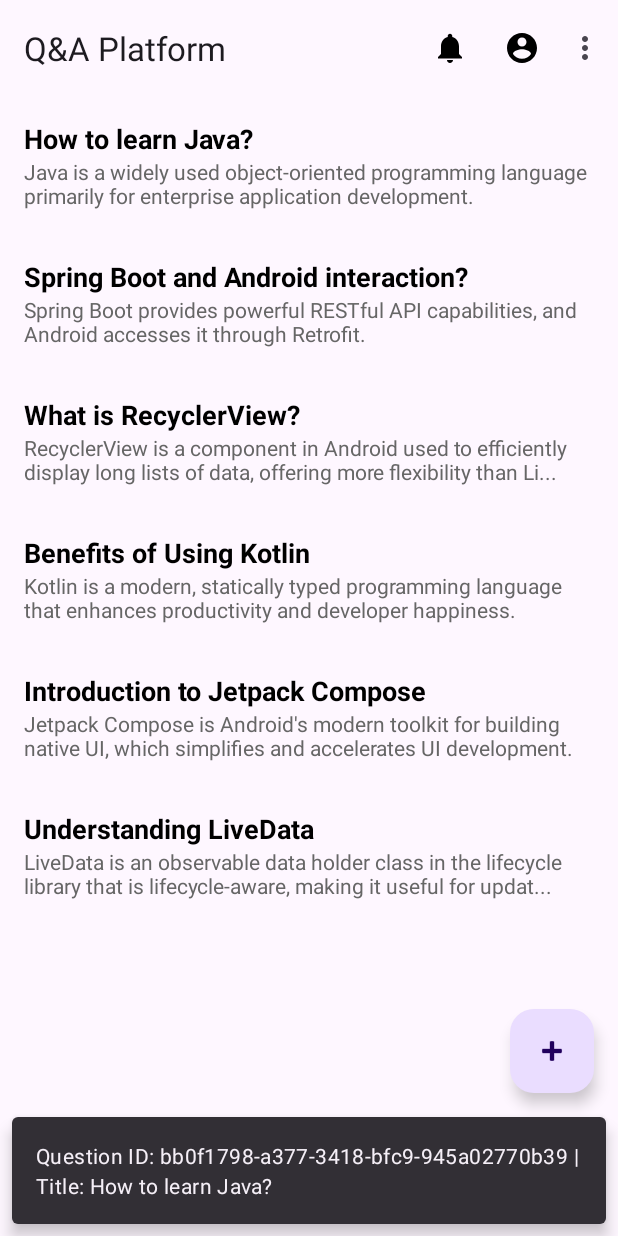
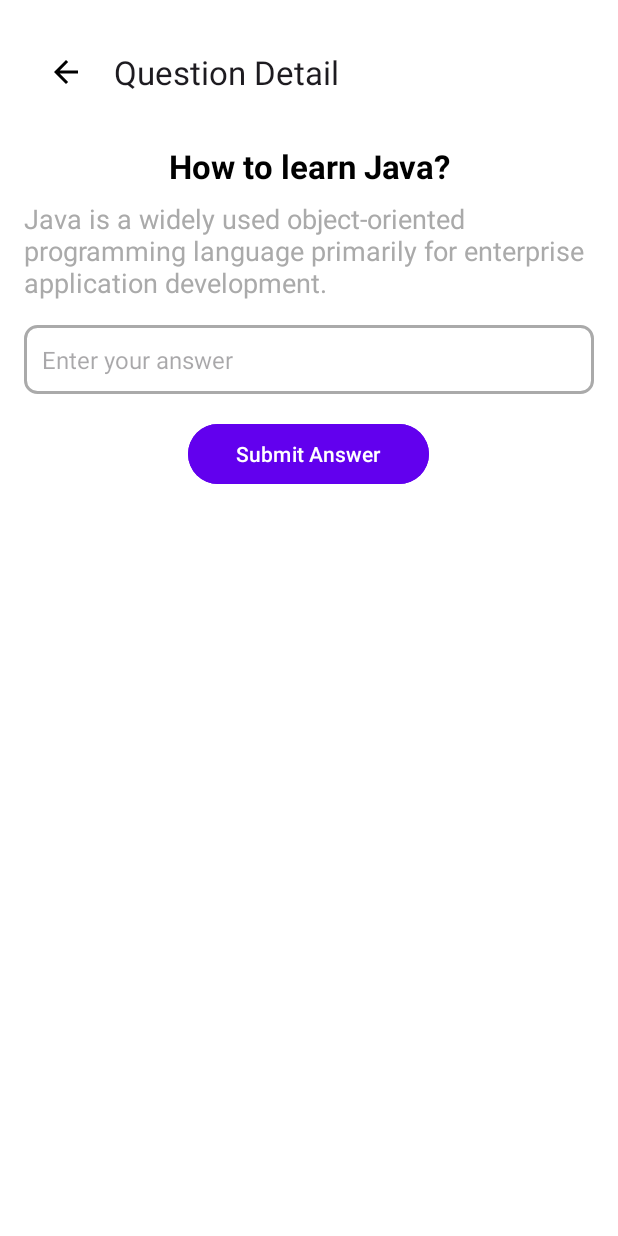
Before and after one commit to Archett0/qac-android, an Android app: the screen it shows after launch (MainActivity before the commit, QuestionDetailActivity after it), after a tap on "How to learn Java?", on a phone screen of 412 x 824 dp. Run offline under Robolectric (Android 15) with nearby library versions, the phone set to English and light mode, and no system bars; 3 other taps on this screen came first.

Commit message:
not connect springboot

```diff
--- a/app/src/main/java/sg/edu/nus/qac_android/MainActivity.java
+++ b/app/src/main/java/sg/edu/nus/qac_android/MainActivity.java
@@ -1,5 +1,6 @@
 package sg.edu.nus.qac_android;
 
+import android.content.Intent;
 import android.os.Bundle;
 
 import com.google.android.material.snackbar.Snackbar;
@@ -14,6 +15,7 @@ import androidx.recyclerview.widget.RecyclerView;
 import sg.edu.nus.qac_android.data.entity.Question;
 import sg.edu.nus.qac_android.databinding.ActivityMainBinding;
 import sg.edu.nus.qac_android.notification.NotificationBottomSheet;
+import sg.edu.nus.qac_android.question.CreateQuestionActivity;
 import sg.edu.nus.qac_android.splash.QuestionAdapter;
 
 import android.view.Menu;
@@ -49,18 +51,18 @@ public class MainActivity extends AppCompatActivity {
         binding.fab.setOnClickListener(new View.OnClickListener() {
             @Override
             public void onClick(View view) {
-                // TODO: Link this to CREATE QUESTION
-                Snackbar.make(view, "TODO: Link this to CREATE QUESTION", Snackbar.LENGTH_LONG)
-                        .setAnchorView(R.id.fab)
-                        .setAction("Action", null).show();
+                // 跳转到 CreateBlogActivity
+                Intent intent = new Intent(MainActivity.this, CreateQuestionActivity.class);
+                startActivity(intent);
             }
         });
+
 
         recyclerView = findViewById(R.id.splash_recycler_view);
         recyclerView.setLayoutManager(new LinearLayoutManager(this));
 
         questionList = getMockQuestions(); // TODO: Replace with API data
-        adapter = new QuestionAdapter(questionList);
+        adapter = new QuestionAdapter(questionList,this);
         recyclerView.setAdapter(adapter);
     }
 
@@ -116,4 +118,6 @@ public class MainActivity extends AppCompatActivity {
                 LocalDateTime.now(), UUID.randomUUID()));
         return questions;
     }
+
+
 }
--- /dev/null
+++ b/app/src/main/java/sg/edu/nus/qac_android/question/QuestionDetailActivity.java
@@ -0,0 +1,110 @@
+package sg.edu.nus.qac_android.question;
+
+import android.os.Bundle;
+import android.util.Log;
+import android.view.MenuItem;
+import android.view.View;
+import android.widget.Button;
+import android.widget.EditText;
+import android.widget.TextView;
+
+import androidx.annotation.NonNull;
+import androidx.appcompat.app.AppCompatActivity;
+import androidx.recyclerview.widget.LinearLayoutManager;
+import androidx.recyclerview.widget.RecyclerView;
+
+import java.time.LocalDateTime;
+import java.util.ArrayList;
+import java.util.List;
+import java.util.UUID;
+
+import sg.edu.nus.qac_android.R;
+import sg.edu.nus.qac_android.data.entity.Answer;
+import sg.edu.nus.qac_android.splash.AnswerAdapter;
+
+public class QuestionDetailActivity extends AppCompatActivity {
+
+    private TextView questionTitle, questionContent;
+    private EditText answerEditText;
+    private Button submitAnswerButton;
+    private RecyclerView answersRecyclerView;
+    private AnswerAdapter answerAdapter;
+    private List<Answer> answerList = new ArrayList<>();
+
+    @Override
+    protected void onCreate(Bundle savedInstanceState) {
+        super.onCreate(savedInstanceState);
+        setContentView(R.layout.activity_question_detail);
+
+        // 设置 Toolbar
+        androidx.appcompat.widget.Toolbar toolbar = findViewById(R.id.toolbar);
+        setSupportActionBar(toolbar);
+        if (getSupportActionBar() != null) {
+            getSupportActionBar().setDisplayHomeAsUpEnabled(true);
+            getSupportActionBar().setTitle("Question Detail");
+        }
+
+        // 绑定 UI 组件
+        questionTitle = findViewById(R.id.question_title);
+        questionContent = findViewById(R.id.question_content);
+        answerEditText = findViewById(R.id.answerEditText);
+        submitAnswerButton = findViewById(R.id.submitAnswerButton);
+        answersRecyclerView = findViewById(R.id.answersRecyclerView);
+
+        // 获取问题数据
+        String questionIdString = getIntent().getStringExtra("QUESTION_ID");
+        String title = getIntent().getStringExtra("QUESTION_TITLE");
+        String content = getIntent().getStringExtra("QUESTION_CONTENT");
+        Log.d("QuestionDetail", "Received QUESTION_CONTENT: " + content);
+        questionTitle.setText(title);
+        if (content != null && !content.isEmpty()) {
+            questionContent.setText(content);
+        } else {
+            questionContent.setText("No content available");
+        }
+
+        // 初始化答案列表
+        answersRecyclerView.setLayoutManager(new LinearLayoutManager(this));
+        answerAdapter = new AnswerAdapter(answerList);
+        answersRecyclerView.setAdapter(answerAdapter);
+
+        // 提交答案按钮点击事件
+        submitAnswerButton.setOnClickListener(v -> {
+            String answerText = answerEditText.getText().toString().trim();
+
+            if (!answerText.isEmpty()) {
+                try {
+                    // 获取问题 ID（String 转 UUID）
+                    UUID questionId = UUID.fromString(questionIdString);
+
+                    // 生成新的 Answer
+                    UUID newAnswerId = UUID.randomUUID(); // 生成唯一的 Answer ID
+                    UUID userId = UUID.randomUUID(); // TODO: 这里需要替换成当前用户 ID
+                    LocalDateTime createdAt = LocalDateTime.now();
+
+                    Answer newAnswer = new Answer(newAnswerId, questionId, answerText, createdAt, userId);
+
+                    // 将答案添加到列表
+                    answerList.add(0, newAnswer); // 最新的答案显示在最上方
+                    answerAdapter.notifyItemInserted(0);
+                    answersRecyclerView.scrollToPosition(0);
+
+                    // 清空输入框
+                    answerEditText.setText("");
+
+                } catch (IllegalArgumentException e) {
+                    Log.e("SubmitAnswer", "Invalid QUESTION_ID format", e);
+                }
+            }
+        });
+    }
+
+    @Override
+    public boolean onOptionsItemSelected(@NonNull MenuItem item) {
+        if (item.getItemId() == android.R.id.home) {
+            finish();
+            return true;
+        }
+        return super.onOptionsItemSelected(item);
+    }
+}
--- /dev/null
+++ b/app/src/main/java/sg/edu/nus/qac_android/splash/AnswerAdapter.java
@@ -0,0 +1,52 @@
+package sg.edu.nus.qac_android.splash;
+
+import android.view.LayoutInflater;
+import android.view.View;
+import android.view.ViewGroup;
+import android.widget.TextView;
+import androidx.annotation.NonNull;
+import androidx.recyclerview.widget.RecyclerView;
+import java.text.SimpleDateFormat;
+import java.util.List;
+import java.util.Locale;
+import sg.edu.nus.qac_android.R;
+import sg.edu.nus.qac_android.data.entity.Answer;
+
+public class AnswerAdapter extends RecyclerView.Adapter<AnswerAdapter.AnswerViewHolder> {
+
+    private List<Answer> answerList;
+    private SimpleDateFormat dateFormat = new SimpleDateFormat("yyyy-MM-dd HH:mm", Locale.getDefault());
+
+    public AnswerAdapter(List<Answer> answerList) {
+        this.answerList = answerList;
+    }
+
+    @NonNull
+    @Override
+    public AnswerViewHolder onCreateViewHolder(@NonNull ViewGroup parent, int viewType) {
+        View view = LayoutInflater.from(parent.getContext()).inflate(R.layout.item_answer, parent, false);
+        return new AnswerViewHolder(view);
+    }
+
+    @Override
+    public void onBindViewHolder(@NonNull AnswerViewHolder holder, int position) {
+        Answer answer = answerList.get(position);
+        holder.answerContent.setText(answer.getContent());
+        holder.answerTime.setText(dateFormat.format(answer.getCreatedAt()));
+    }
+
+    @Override
+    public int getItemCount() {
+        return answerList.size();
+    }
+
+    public static class AnswerViewHolder extends RecyclerView.ViewHolder {
+        TextView answerContent, answerTime;
+
+        public AnswerViewHolder(@NonNull View itemView) {
+            super(itemView);
+            answerContent = itemView.findViewById(R.id.text_answer);
+            answerTime = itemView.findViewById(R.id.text_time);
+        }
+    }
+}
--- a/app/src/main/java/sg/edu/nus/qac_android/splash/QuestionAdapter.java
+++ b/app/src/main/java/sg/edu/nus/qac_android/splash/QuestionAdapter.java
@@ -1,33 +1,26 @@
 package sg.edu.nus.qac_android.splash;
 
+import android.content.Context;
+import android.content.Intent;
 import android.view.LayoutInflater;
 import android.view.View;
 import android.view.ViewGroup;
 import android.widget.TextView;
-
 import androidx.annotation.NonNull;
 import androidx.recyclerview.widget.RecyclerView;
+import java.util.List;
+import sg.edu.nus.qac_android.R;
+import sg.edu.nus.qac_android.data.entity.Question;
+import sg.edu.nus.qac_android.question.QuestionDetailActivity;
 
-import com.google.android.material.snackbar.Snackbar;
-
-import java.util.List;
-import java.util.UUID;
-
-import sg.edu.nus.qac_android.R;
-
-import sg.edu.nus.qac_android.data.entity.Question;
-
-/**
- * @Author: Cooper
- * @Date: 2/25/2025
- * @Description:
- */
 public class QuestionAdapter extends RecyclerView.Adapter<QuestionAdapter.QuestionViewHolder> {
 
     private List<Question> questionList;
+    private Context context;
 
-    public QuestionAdapter(List<Question> questionList) {
+    public QuestionAdapter(List<Question> questionList, Context context) {
         this.questionList = questionList;
+        this.context = context;
     }
 
     @NonNull
@@ -45,10 +38,11 @@ public class QuestionAdapter extends RecyclerView.Adapter<QuestionAdapter.Questi
         holder.contentTextView.setText(question.getShortContent());
 
         holder.itemView.setOnClickListener(v -> {
-            // TODO: Jump to question page
-            UUID questionId = question.getId();
-            String questionTitle = question.getTitle();
-            Snackbar.make(v, "Question ID: " + questionId.toString() + " | Title: " + questionTitle, Snackbar.LENGTH_LONG).show();
+            Intent intent = new Intent(context, QuestionDetailActivity.class);
+            intent.putExtra("QUESTION_ID", question.getId().toString());  // 传递 ID
+            intent.putExtra("QUESTION_TITLE", question.getTitle());  // 传递标题
+            intent.putExtra("QUESTION_CONTENT", question.getContent());  // 传递内容
+            context.startActivity(intent);
         });
     }
 
--- /dev/null
+++ b/app/src/main/res/drawable/edittext_border.xml
@@ -0,0 +1,8 @@
+<?xml version="1.0" encoding="utf-8"?>
+<shape xmlns:android="http://schemas.android.com/apk/res/android"
+    android:shape="rectangle">
+    <solid android:color="@android:color/white"/>
+    <stroke android:width="2dp" android:color="@android:color/darker_gray"/>
+    <corners android:radius="8dp"/>
+    <padding android:left="10dp" android:right="10dp"/>
+</shape>
--- /dev/null
+++ b/app/src/main/res/drawable/ic_baseline_arrow_back_24.xml
@@ -0,0 +1,5 @@
+<vector xmlns:android="http://schemas.android.com/apk/res/android" android:autoMirrored="true" android:height="24dp" android:tint="#000000" android:viewportHeight="24" android:viewportWidth="24" android:width="24dp">
+
+    <path android:fillColor="@android:color/white" android:pathData="M20,11H7.83l5.59,-5.59L12,4l-8,8 8,8 1.41,-1.41L7.83,13H20v-2z"/>
+
+</vector>
--- /dev/null
+++ b/app/src/main/res/drawable/rounded_button.xml
@@ -0,0 +1,6 @@
+<?xml version="1.0" encoding="utf-8"?>
+<shape xmlns:android="http://schemas.android.com/apk/res/android"
+    android:shape="rectangle">
+    <solid android:color="@color/purple_500" />
+    <corners android:radius="24dp" />
+</shape>
--- /dev/null
+++ b/app/src/main/res/layout/activity_question_detail.xml
@@ -0,0 +1,73 @@
+<?xml version="1.0" encoding="utf-8"?>
+<LinearLayout xmlns:android="http://schemas.android.com/apk/res/android"
+    xmlns:app="http://schemas.android.com/apk/res-auto"
+    android:layout_width="match_parent"
+    android:layout_height="match_parent"
+    android:orientation="vertical"
+    android:background="@android:color/white"
+    android:padding="16dp"
+    android:fitsSystemWindows="true">
+
+    <!-- 顶部工具栏，带返回按钮 -->
+    <androidx.appcompat.widget.Toolbar
+        android:id="@+id/toolbar"
+        android:layout_width="match_parent"
+        android:layout_height="wrap_content"
+        android:background="@android:color/transparent"
+        android:elevation="0dp"
+        android:title="Question Detail"
+        android:titleTextColor="@android:color/black"
+        app:navigationIcon="@drawable/ic_baseline_arrow_back_24" />
+
+    <!-- 问题标题 -->
+    <TextView
+        android:id="@+id/question_title"
+        android:layout_width="match_parent"
+        android:layout_height="wrap_content"
+        android:textSize="22sp"
+        android:textStyle="bold"
+        android:textColor="@android:color/black"
+        android:gravity="center"
+        android:layout_marginTop="16dp" />
+
+    <!-- 问题内容 -->
+    <TextView
+        android:id="@+id/question_content"
+        android:layout_width="match_parent"
+        android:layout_height="wrap_content"
+        android:textSize="18sp"
+        android:textColor="@android:color/darker_gray"
+        android:layout_marginTop="8dp" />
+
+    <!-- 输入框 -->
+    <EditText
+        android:id="@+id/answerEditText"
+        android:layout_width="match_parent"
+        android:layout_height="wrap_content"
+        android:hint="Enter your answer"
+        android:textColor="@android:color/black"
+        android:textSize="16sp"
+        android:padding="12dp"
+        android:background="@drawable/edittext_border"
+        android:layout_marginTop="16dp" />
+
+    <!-- 提交按钮 -->
+    <Button
+        android:id="@+id/submitAnswerButton"
+        android:layout_width="wrap_content"
+        android:layout_height="wrap_content"
+        android:text="Submit Answer"
+        android:textColor="@android:color/white"
+        android:backgroundTint="@color/purple_500"
+        android:layout_gravity="center"
+        android:paddingHorizontal="32dp"
+        android:paddingVertical="8dp"
+        android:layout_marginTop="16dp" />
+
+    <!-- 答案列表 -->
+    <androidx.recyclerview.widget.RecyclerView
+        android:id="@+id/answersRecyclerView"
+        android:layout_width="match_parent"
+        android:layout_height="wrap_content"
+        android:layout_marginTop="16dp"/>
+</LinearLayout>
--- a/app/src/main/res/values/colors.xml
+++ b/app/src/main/res/values/colors.xml
@@ -2,4 +2,9 @@
 <resources>
     <color name="black">#FF000000</color>
     <color name="white">#FFFFFFFF</color>
+
+    <color name="purple_500">#6200EE</color>
+    <color name="purple_700">#3700B3</color>
+    <color name="teal_200">#03DAC5</color>
+    <color name="gray">#9E9E9E</color>
 </resources>
```
Also changed, not shown: app/build.gradle (+7 -0 lines), app/src/main/AndroidManifest.xml (+9 -0 lines), app/src/main/java/sg/edu/nus/qac_android/data/entity/Answer.java (added, +26 -0 lines), app/src/main/java/sg/edu/nus/qac_android/network/ApiService.java (added, +35 -0 lines), app/src/main/java/sg/edu/nus/qac_android/network/RetrofitClient.java (added, +29 -0 lines), app/src/main/java/sg/edu/nus/qac_android/question/CreateQuestionActivity.java (added, +47 -0 lines), app/src/main/java/sg/edu/nus/qac_android/utils/UUIDConverter.java (added, +21 -0 lines), app/src/main/res/layout/activity_create_question.xml (added, +69 -0 lines), app/src/main/res/layout/item_answer.xml (added, +37 -0 lines), app/src/main/res/values/strings.xml (+8 -0 lines).
